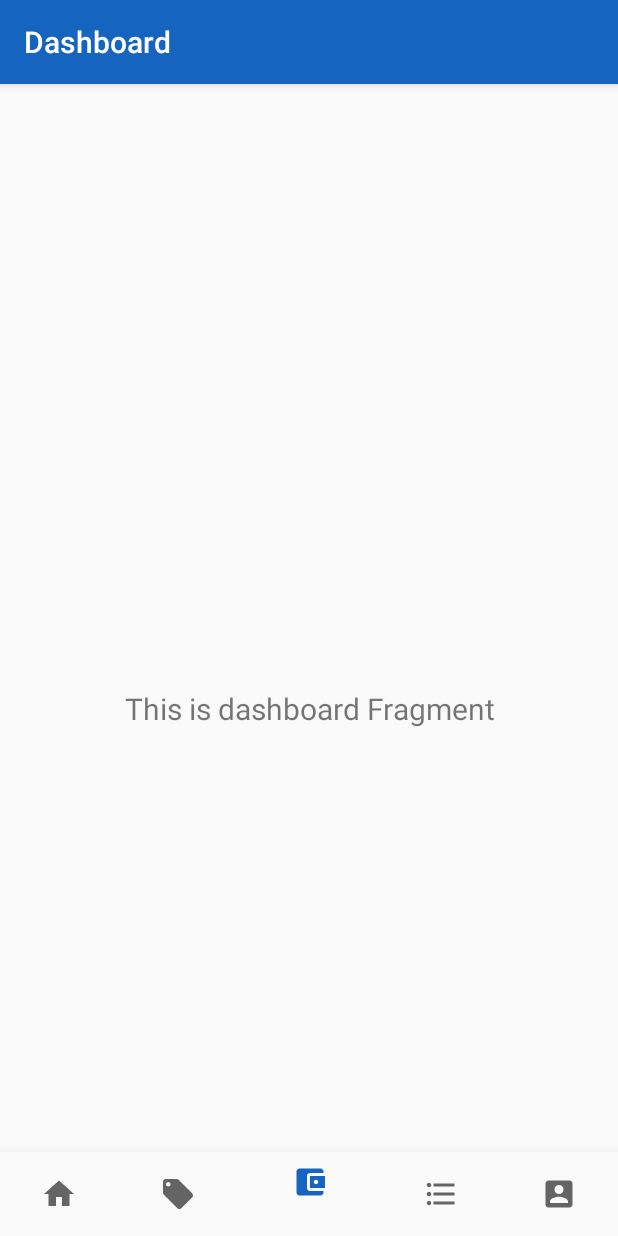
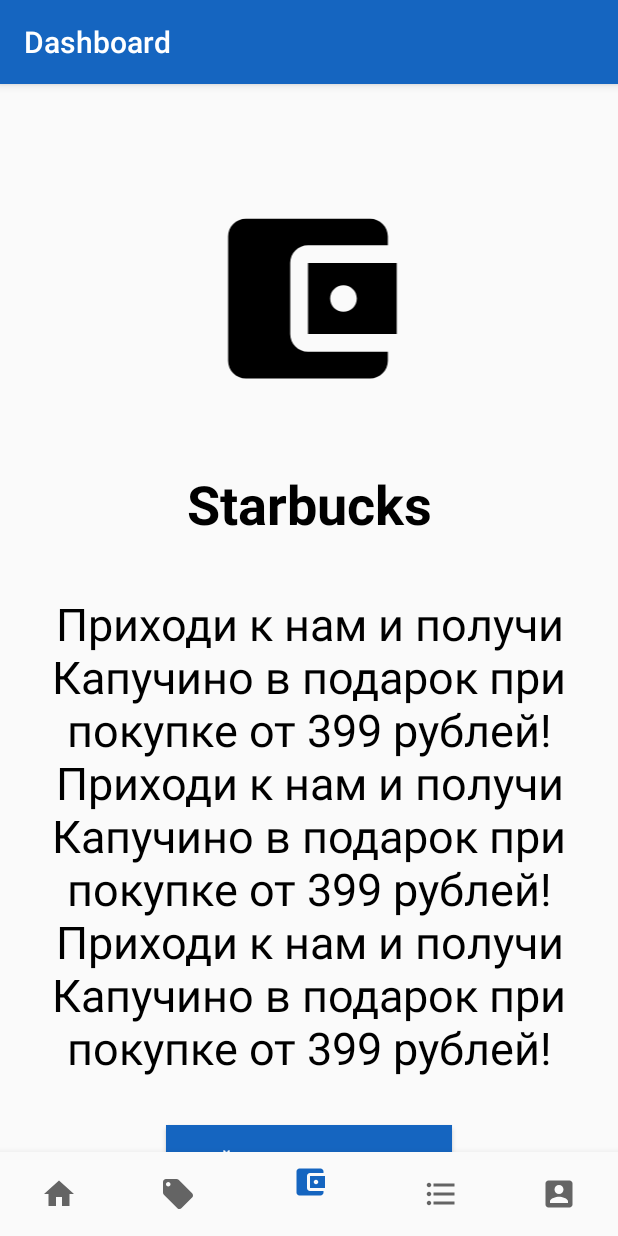
Before and after one commit to templar820/kickcash, an Android app: the DashboardFragment screen opened through its navigation route, on a phone screen of 412 x 824 dp. Run offline under Robolectric (Android 15) with nearby library versions, the phone set to English and light mode, and no system bars; our stand-ins replace navigation-ui.

Commit message:
starbucks

```diff
--- a/app/src/main/java/com/example/kickcash/ui/dashboard/DashboardFragment.kt
+++ b/app/src/main/java/com/example/kickcash/ui/dashboard/DashboardFragment.kt
@@ -22,10 +22,10 @@ class DashboardFragment : Fragment() {
         dashboardViewModel =
                 ViewModelProviders.of(this).get(DashboardViewModel::class.java)
         val root = inflater.inflate(R.layout.fragment_dashboard, container, false)
-        val textView: TextView = root.findViewById(R.id.text_dashboard)
-        dashboardViewModel.text.observe(viewLifecycleOwner, Observer {
-            textView.text = it
-        })
+        // val textView: TextView = root.findViewById(R.id.text_dashboard)
+        //dashboardViewModel.text.observe(viewLifecycleOwner, Observer {
+        //    textView.text = it
+        //})
         return root
     }
 }
--- a/app/src/main/res/layout/fragment_dashboard.xml
+++ b/app/src/main/res/layout/fragment_dashboard.xml
@@ -6,17 +6,56 @@
     android:layout_height="match_parent"
     tools:context=".ui.dashboard.DashboardFragment">
 
+    <ImageView
+        android:id="@+id/imageView4"
+        android:layout_width="260dp"
+        android:layout_height="142dp"
+        android:layout_marginTop="16dp"
+        android:src="@drawable/ic_account_balance_wallet_24dp"
+        app:layout_constraintEnd_toEndOf="parent"
+        app:layout_constraintHorizontal_bias="0.496"
+        app:layout_constraintStart_toStartOf="parent"
+        app:layout_constraintTop_toTopOf="parent" />
+
     <TextView
-        android:id="@+id/text_dashboard"
-        android:layout_width="match_parent"
+        android:id="@+id/textView"
+        android:layout_width="wrap_content"
         android:layout_height="wrap_content"
-        android:layout_marginStart="8dp"
-        android:layout_marginTop="8dp"
-        android:layout_marginEnd="8dp"
+        android:layout_marginTop="41dp"
+        android:text="Starbucks"
+        android:textColor="#000000"
+        android:textSize="36sp"
+        android:textStyle="bold"
+        app:layout_constraintEnd_toEndOf="parent"
+        app:layout_constraintHorizontal_bias="0.5"
+        app:layout_constraintStart_toStartOf="parent"
+        app:layout_constraintTop_toBottomOf="@+id/imageView4" />
+
+    <TextView
+        android:id="@+id/textView2"
+        android:layout_width="wrap_content"
+        android:layout_height="328dp"
+        android:layout_marginStart="60dp"
+        android:layout_marginTop="35dp"
+        android:layout_marginEnd="60dp"
+        android:text="Приходи к нам и получи Капучино в подарок при покупке от 399 рублей!Приходи к нам и получи Капучино в подарок при покупке от 399 рублей!Приходи к нам и получи Капучино в подарок при покупке от 399 рублей!"
         android:textAlignment="center"
-        android:textSize="20sp"
+        android:textColor="#000000"
+        android:textSize="30sp"
+        app:layout_constraintEnd_toEndOf="parent"
+        app:layout_constraintStart_toStartOf="parent"
+        app:layout_constraintTop_toBottomOf="@+id/textView" />
+
+    <Button
+        android:id="@+id/button2"
+        android:layout_width="wrap_content"
+        android:layout_height="wrap_content"
+        android:background="@color/colorPrimary"
+        android:text="Перейти к предложению"
+        android:textColor="#FFFFFF"
         app:layout_constraintBottom_toBottomOf="parent"
         app:layout_constraintEnd_toEndOf="parent"
+        app:layout_constraintHorizontal_bias="0.5"
         app:layout_constraintStart_toStartOf="parent"
-        app:layout_constraintTop_toTopOf="parent" />
+        app:layout_constraintTop_toBottomOf="@+id/textView2" />
 </androidx.constraintlayout.widget.ConstraintLayout>
```
